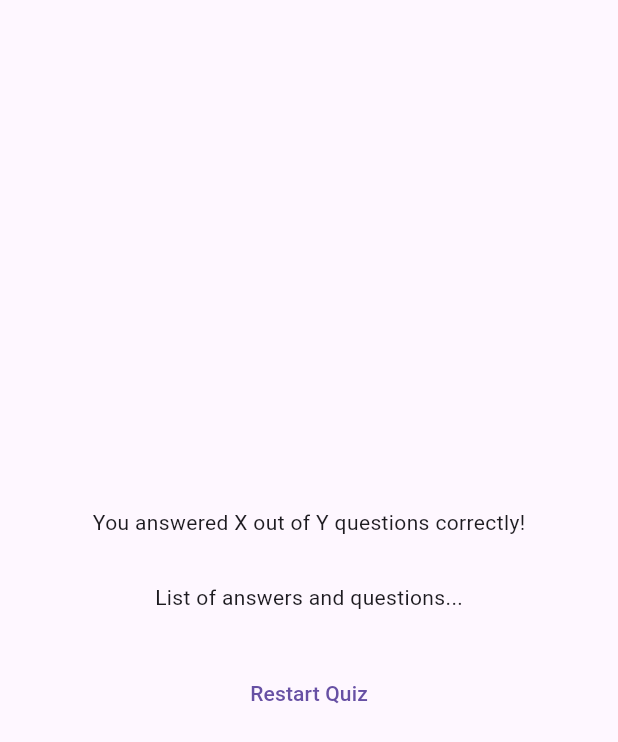
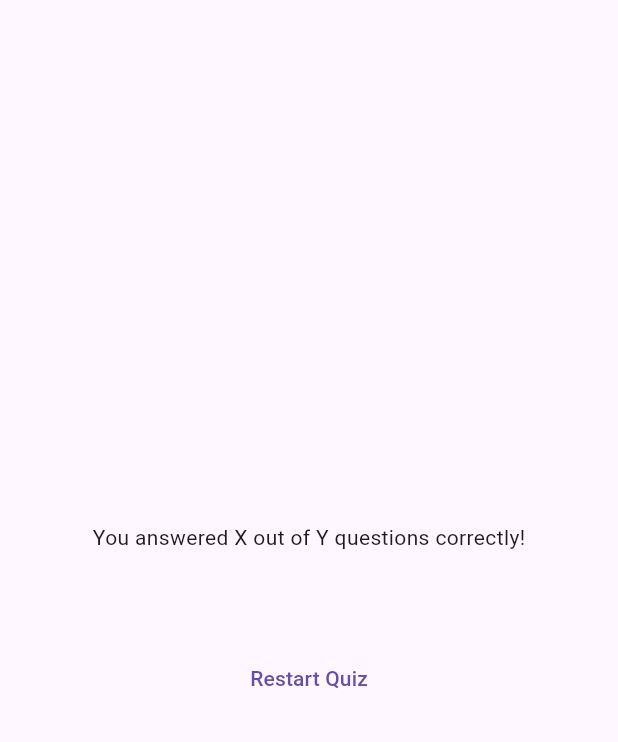
Before and after one commit to AnicetFantomas/Flutter-quiz-app, a Flutter app: the ResultScreen widget shown alone on an empty page, opened directly with empty values, on a phone screen of 412 x 824 dp. Shown: the top 742 px of the screen. Run offline on Flutter 3.47's test engine with Material 3 defaults, Android fonts, the phone set to English and light mode, and no system bars; our stand-ins replace google_fonts.

Commit message:
Add question summary displayed

```diff
--- a/lib/questions_summary.dart
+++ b/lib/questions_summary.dart
@@ -10,13 +10,15 @@ class QuestionSummary extends StatelessWidget {
       children: summaryData.map((data) {
         return  Row(children: [
           Text(((data['question_index'] as int) + 1).toString()),
-          Column(
+          Expanded(
+            child: Column(
               children: [
                 Text(data['question'] as String),
                 const SizedBox(height: 5),
                 Text(data['user_answer'] as String),
                 Text(data['correct_answer'] as String),
               ],
+            ),
           )
         ],);
       },).toList(),
--- a/lib/quiz.dart
+++ b/lib/quiz.dart
@@ -27,7 +27,7 @@ class _QuizState extends State<Quiz> {
 
     if (selectedAnswers.length == questions.length) {
       setState(() {
-        selectedAnswers = [];
+        // selectedAnswers = [];
         activeScreen = 'result-screen';
       });
     }
--- a/lib/results_screen.dart
+++ b/lib/results_screen.dart
@@ -1,5 +1,6 @@
   import 'package:flutter/material.dart';
 import 'package:quiz_app/data/questions.dart';
+import 'package:quiz_app/questions_summary.dart';
 
 class ResultScreen extends StatelessWidget {
   const ResultScreen({super.key, required this.choosenAnswers});
@@ -36,7 +37,7 @@ class ResultScreen extends StatelessWidget {
                 'You answered X out of Y questions correctly!',
               ),
             const  SizedBox(height: 30),
-             const Text('List of answers and questions...'),
+              QuestionSummary(getSummaryData()),
               const SizedBox(height: 30),
               TextButton(onPressed: () {}, child: const Text('Restart Quiz'))
             ],
```
Lines whose indentation alone changed are shown as unchanged.
